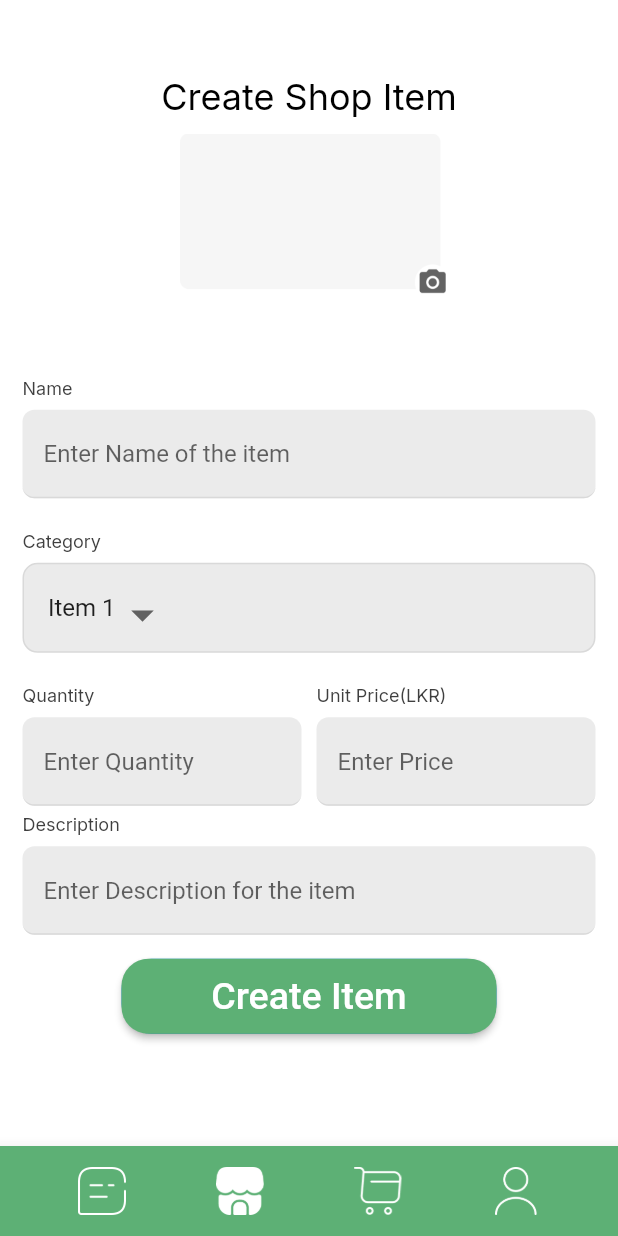
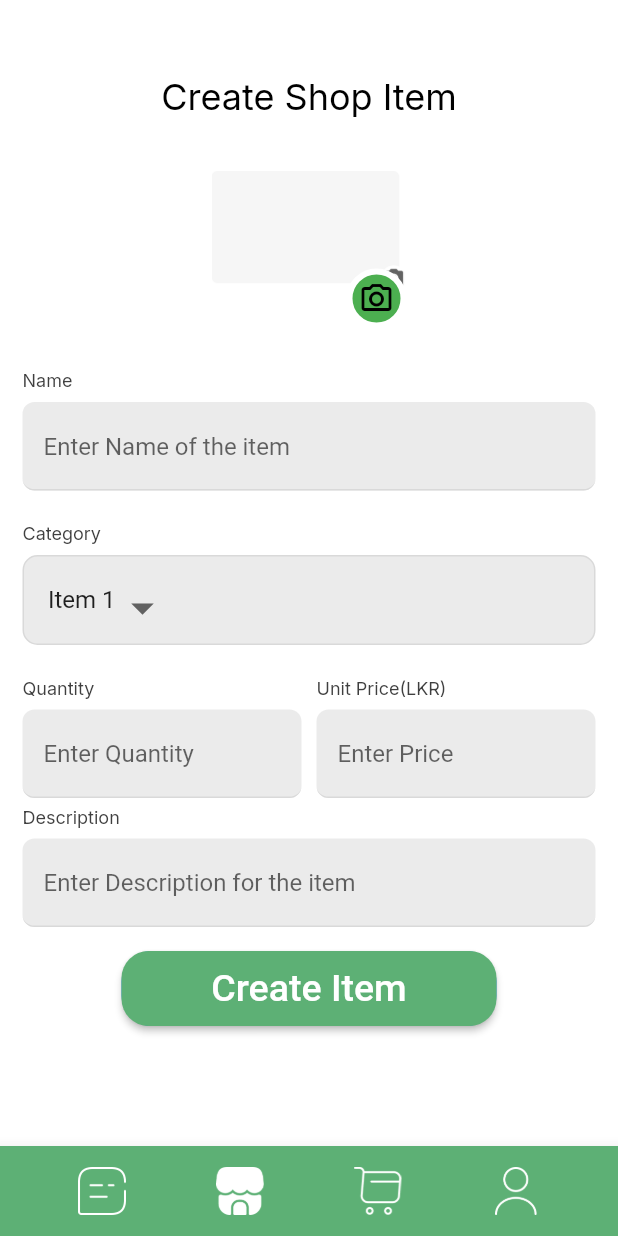
Before and after one commit to Y4S1-SASA/automobile-spare-parts-app, a Flutter app: the SaveItem screen opened directly, on a phone screen of 412 x 824 dp. Run offline on Flutter 3.47's test engine with Material 2 defaults, Android fonts, the phone set to English and light mode, and no system bars; our stand-ins replace cloud_firestore, firebase_auth, firebase_core, firebase_database, firebase_storage, fluttertoast and 2 more; accounts and stored records are empty.

Commit message:
feat : item image upload implemented

```diff
--- a/lib/view/screens/item/save.item.dart
+++ b/lib/view/screens/item/save.item.dart
@@ -1,28 +1,27 @@
 import 'dart:io';
-
 import 'package:automobile_spare_parts_app/data/models/item.model.dart';
-import 'package:automobile_spare_parts_app/view/screens/articles/articles-create.dart';
-import 'package:automobile_spare_parts_app/view/screens/reservations/place-order.dart';
+import 'package:firebase_storage/firebase_storage.dart';
 import 'package:flutter/material.dart';
 import 'package:flutter/src/widgets/framework.dart';
 import 'package:flutter/src/widgets/placeholder.dart';
 import 'package:firebase_database/firebase_database.dart';
 import 'package:image_picker/image_picker.dart';
 import 'package:fluttertoast/fluttertoast.dart';
-import 'package:firebase_storage/firebase_storage.dart';
 import 'package:firebase_auth/firebase_auth.dart';
 
 class SaveItem extends StatefulWidget {
+  SaveItem({super.key});
+  final nameController = TextEditingController();
+  final categoryController = TextEditingController();
+  final quantityController = TextEditingController();
+  final unitPriceController = TextEditingController();
+  final descriptionController = TextEditingController();
+
   @override
   State<SaveItem> createState() => _SaveItemState();
 }
 
 class _SaveItemState extends State<SaveItem> {
-  final nameController = TextEditingController();
-  final categoryController = TextEditingController();
-  final quantityController = TextEditingController();
-  final unitPriceController = TextEditingController();
-  final descriptionController = TextEditingController();
   int _selectedAppBarIconIndex = 1;
 
   void _appBarIconTap(int index) {
@@ -92,55 +91,6 @@ class _SaveItemState extends State<SaveItem> {
     return imageUrl;
   }
 
-  Future<void> saveItem(ItemModel item) async {
-    try {
-      String? currentUserEmail = FirebaseAuth.instance.currentUser?.email;
-
-      if (currentUserEmail != null) {
-        final dbContextReference =
-            FirebaseDatabase.instance.ref().child('items');
-        String imageUrl = await seedItemImageAsync(context);
-        dbContextReference.child(item.id).set(({
-              'id': item.id,
-              'name': item.name,
-              'category': item.category,
-              'quantity': item.quantity,
-              'price': item.price,
-              'desctiption': item.description,
-              'imageUrl': imageUrl,
-              "createdBy": currentUserEmail,
-            }));
-
-        Fluttertoast.showToast(
-            msg: "Item Saved Successfully",
-            toastLength: Toast.LENGTH_LONG,
-            gravity: ToastGravity.BOTTOM,
-            timeInSecForIosWeb: 4,
-            backgroundColor: const Color(0xff5db075),
-            textColor: Colors.white,
-            fontSize: 16.0);
-      } else {
-        Fluttertoast.showToast(
-            msg: "Authentication Error",
-            toastLength: Toast.LENGTH_LONG,
-            gravity: ToastGravity.BOTTOM,
-            timeInSecForIosWeb: 4,
-            backgroundColor: Color.fromARGB(255, 192, 25, 25),
-            textColor: Colors.white,
-            fontSize: 16.0);
-      }
-    } catch (exception) {
-      Fluttertoast.showToast(
-          msg: "Error has been occured pleas try again",
-          toastLength: Toast.LENGTH_LONG,
-          gravity: ToastGravity.BOTTOM,
-          timeInSecForIosWeb: 4,
-          backgroundColor: const Color.fromARGB(255, 233, 23, 23),
-          textColor: Colors.white,
-          fontSize: 16.0);
-    }
-  }
-
   String selectedCategory = 'Item 1';
   final List<String> ctegories = [
     'Item 1',
@@ -152,9 +102,6 @@ class _SaveItemState extends State<SaveItem> {
 
   @override
   Widget build(BuildContext context) {
-    double baseWidth = 445;
-    double fem = MediaQuery.of(context).size.width / baseWidth;
-    double ffem = fem * 0.97;
     final _formKey = GlobalKey<FormState>();
     return Scaffold(
       backgroundColor: Colors.white,
@@ -176,29 +123,43 @@ class _SaveItemState extends State<SaveItem> {
             ),
             Center(
               child: Stack(children: [
-                GestureDetector(
-                  onTap: () async {
-                    await showImageSourceSelectionDialog();
-                  },
-                  child: Container(
-                    // group47wA8 (10:1628)
-                    margin: EdgeInsets.fromLTRB(
-                        9 * fem, 0 * fem, 0 * fem, 47.64 * fem),
-                    width: 242 * fem,
-                    height: 120 * fem,
+                Container(
+                  width: 130,
+                  height: 130,
                   child: _imageFile == null
                       ? Image.asset(
                           'assets/page-1/images/group-47.png',
-                            width: 242 * fem,
-                            height: 149 * fem,
+                          width: 242,
+                          height: 149,
                         )
                       : Image.file(
                           _imageFile!,
                           height: 200,
                         ),
                 ),
+                Positioned(
+                  bottom: 0,
+                  right: 0,
+                  child: Container(
+                    height: 40,
+                    width: 40,
+                    decoration: BoxDecoration(
+                      shape: BoxShape.circle,
+                      border: Border.all(width: 4, color: Colors.white),
+                      color: Colors.green,
                     ),
+                    child: GestureDetector(
+                        onTap: () async {
+                          await showImageSourceSelectionDialog();
+                        },
+                        child: const Icon(Icons.camera_alt_outlined,
+                            color: Colors.black)),
+                  ),
+                )
               ]),
+            ),
+            const Padding(
+              padding: EdgeInsets.only(top: 20.0),
             ),
             Padding(
                 padding: const EdgeInsets.symmetric(horizontal: 15),
@@ -223,7 +184,7 @@ class _SaveItemState extends State<SaveItem> {
                       height: 2,
                     ),
                     TextFormField(
-                      controller: nameController,
+                      controller: widget.nameController,
                       decoration: InputDecoration(
                         filled: true,
                         fillColor: const Color.fromARGB(255, 235, 235, 235),
@@ -328,7 +289,7 @@ class _SaveItemState extends State<SaveItem> {
                                   height: 2,
                                 ),
                                 TextFormField(
-                                  controller: quantityController,
+                                  controller: widget.quantityController,
                                   decoration: InputDecoration(
                                     filled: true,
                                     fillColor: const Color.fromARGB(
@@ -387,7 +348,7 @@ class _SaveItemState extends State<SaveItem> {
                                   height: 2,
                                 ),
                                 TextFormField(
-                                  controller: unitPriceController,
+                                  controller: widget.unitPriceController,
                                   decoration: InputDecoration(
                                     filled: true,
                                     fillColor: const Color.fromARGB(
@@ -444,7 +405,7 @@ class _SaveItemState extends State<SaveItem> {
                       height: 2,
                     ),
                     TextFormField(
-                      controller: descriptionController,
+                      controller: widget.descriptionController,
                       decoration: InputDecoration(
                         filled: true,
                         fillColor: const Color.fromARGB(255, 235, 235, 235),
@@ -495,14 +456,15 @@ class _SaveItemState extends State<SaveItem> {
                                 id: DateTime.now()
                                     .millisecondsSinceEpoch
                                     .toString(),
-                              name: nameController.text,
+                                name: widget.nameController.text,
                                 category: selectedCategory,
-                              quantity: int.parse(quantityController.text),
-                              price: double.parse(unitPriceController.text),
-                              description: descriptionController.text,
+                                quantity:
+                                    int.parse(widget.quantityController.text),
+                                price: double.parse(
+                                    widget.unitPriceController.text),
+                                description: widget.descriptionController.text,
                                 imageUrl: "",
-                              createdBy: "",
-                            );
+                                createdBy: "");
 
                             saveItem(itemModel);
                           }
@@ -536,7 +498,7 @@ class _SaveItemState extends State<SaveItem> {
                 _appBarIconTap(0);
                 Navigator.push(
                   context,
-                  MaterialPageRoute(builder: (context) => Scene()),
+                  MaterialPageRoute(builder: (context) => SaveItem()),
                 );
               },
             ),
@@ -554,7 +516,7 @@ class _SaveItemState extends State<SaveItem> {
                 _appBarIconTap(2);
                 Navigator.push(
                   context,
-                  MaterialPageRoute(builder: (context) => const PlaceOrder()),
+                  MaterialPageRoute(builder: (context) => SaveItem()),
                 );
               },
             ),
@@ -575,4 +537,54 @@ class _SaveItemState extends State<SaveItem> {
       ),
     );
   }
+
+  Future<void> saveItem(ItemModel item) async {
+    try {
+      String? currentUserEmail = FirebaseAuth.instance.currentUser?.email;
+      print(currentUserEmail.toString());
+      if (currentUserEmail != null) {
+        final dbContextReference =
+            FirebaseDatabase.instance.ref().child('items');
+        String imageUrl = await seedItemImageAsync(context);
+        print(imageUrl);
+        await dbContextReference.child(item.id).set(({
+              'id': item.id,
+              'name': item.name,
+              'category': item.category,
+              'quantity': item.quantity,
+              'price': item.price,
+              'desctiption': item.description,
+              'imageUrl': imageUrl,
+              "createdBy": currentUserEmail,
+            }));
+
+        Fluttertoast.showToast(
+            msg: "Item Saved Successfully",
+            toastLength: Toast.LENGTH_LONG,
+            gravity: ToastGravity.BOTTOM,
+            timeInSecForIosWeb: 4,
+            backgroundColor: const Color(0xff5db075),
+            textColor: Colors.white,
+            fontSize: 16.0);
+      } else {
+        Fluttertoast.showToast(
+            msg: "Authentication Error",
+            toastLength: Toast.LENGTH_LONG,
+            gravity: ToastGravity.BOTTOM,
+            timeInSecForIosWeb: 4,
+            backgroundColor: Color.fromARGB(255, 192, 25, 25),
+            textColor: Colors.white,
+            fontSize: 16.0);
       }
+    } catch (exception) {
+      Fluttertoast.showToast(
+          msg: "Error has been occured pleas try again",
+          toastLength: Toast.LENGTH_LONG,
+          gravity: ToastGravity.BOTTOM,
+          timeInSecForIosWeb: 4,
+          backgroundColor: const Color.fromARGB(255, 233, 23, 23),
+          textColor: Colors.white,
+          fontSize: 16.0);
+    }
+  }
+}
```
Lines whose indentation alone changed are shown as unchanged.
